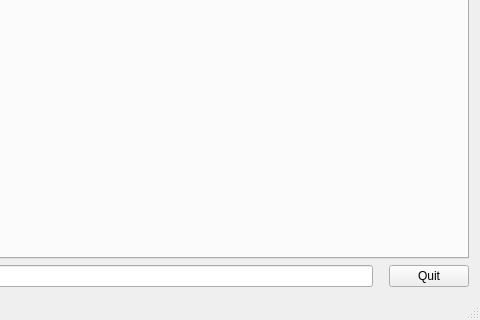
The window that mainwindow.ui (bennisverrir/Golfing-Union-of-Ireland) describes before a commit, drawn with Qt 5; both pictures show x 608 to 1088 and y 335 to 655 of the 1088 by 655 pixel window.
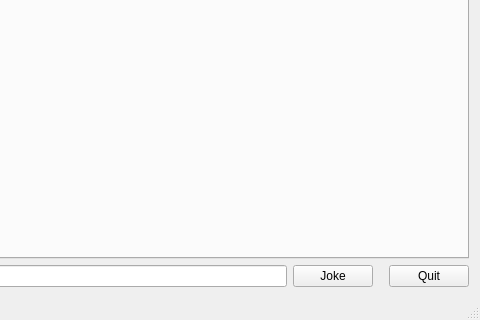
The same window after the commit.

```diff
--- a/mainwindow.ui
+++ b/mainwindow.ui
@@ -702,6 +702,13 @@
               </property>
              </widget>
             </item>
+            <item>
+             <widget class="QPushButton" name="JokeButton">
+              <property name="text">
+               <string>Joke</string>
+              </property>
+             </widget>
+            </item>
             <item>
              <spacer name="horizontalSpacer_5">
               <property name="orientation">
```
Left out of the diff: 2 changed lines with no effect on the pictures.
